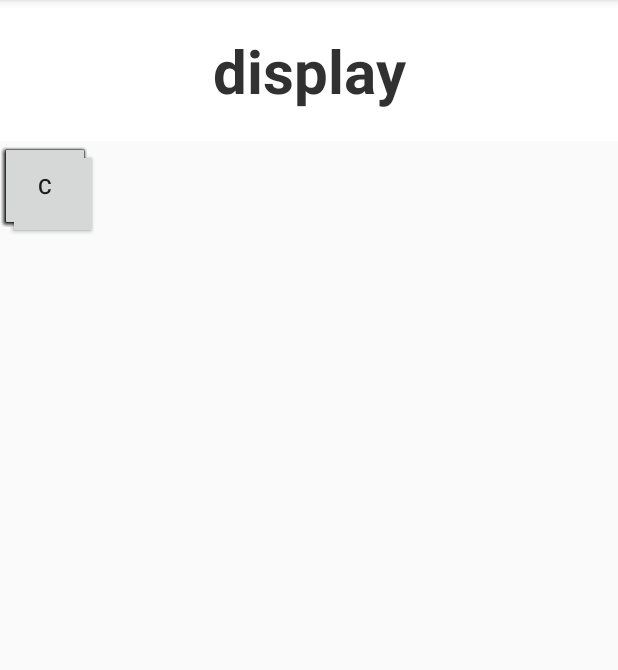
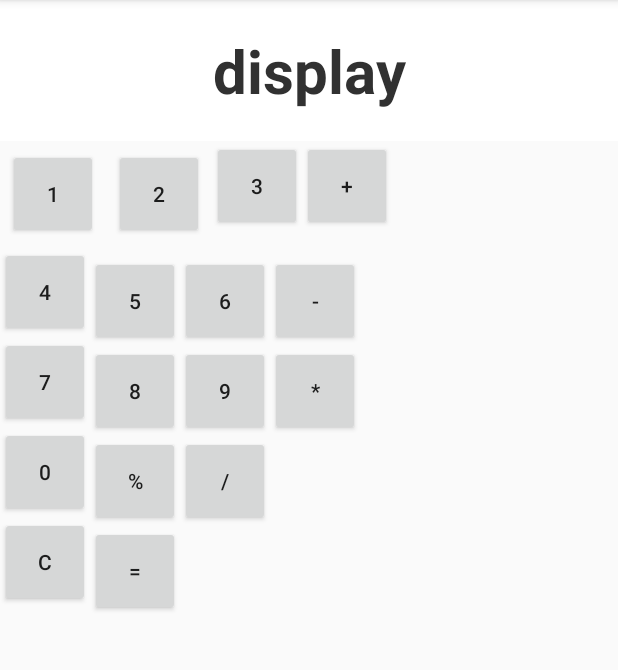
Before and after one commit to khadkarajesh/Calculator, an Android app: the screen it shows after launch (CalculatorActivity), on a phone screen of 412 x 824 dp, the part 84-754 px from its top. Run offline under Robolectric (Android 15) with nearby library versions, the phone set to English and light mode, and no system bars.

Commit message:
refactor layout

```diff
--- a/app/src/main/res/layout/fragment_button.xml
+++ b/app/src/main/res/layout/fragment_button.xml
@@ -16,95 +16,123 @@
         android:layout_width="60dp"
         android:layout_height="60dp"
         android:layout_margin="5dp"
+        android:layout_toRightOf="@id/button_1"
         android:text="@string/button_two" />
 
     <Button
         android:id="@+id/button_3"
         android:layout_width="60dp"
         android:layout_height="60dp"
+        android:layout_toRightOf="@id/button_2"
         android:text="@string/button_three" />
+
+    <Button
+        android:id="@+id/button_plus"
+        android:layout_width="60dp"
+        android:layout_height="60dp"
+        android:layout_toRightOf="@id/button_3"
+        android:text="@string/button_plus" />
 
     <Button
         android:id="@+id/button_4"
         android:layout_width="60dp"
         android:layout_height="60dp"
+        android:layout_below="@id/button_1"
         android:text="@string/button_four" />
 
     <Button
         android:id="@+id/button_5"
         android:layout_width="60dp"
         android:layout_height="60dp"
+        android:layout_alignBaseline="@id/button_4"
+        android:layout_toRightOf="@id/button_4"
         android:text="@string/button_five" />
 
     <Button
         android:id="@+id/button_6"
         android:layout_width="60dp"
         android:layout_height="60dp"
+        android:layout_alignBaseline="@id/button_4"
+        android:layout_toRightOf="@id/button_5"
         android:text="@string/button_six" />
+
+    <Button
+        android:id="@+id/button_minus"
+        android:layout_width="60dp"
+        android:layout_height="60dp"
+        android:layout_alignBaseline="@id/button_4"
+        android:layout_toRightOf="@id/button_6"
+        android:text="@string/button_minus" />
+
 
     <Button
         android:id="@+id/button_7"
         android:layout_width="60dp"
         android:layout_height="60dp"
+        android:layout_below="@id/button_4"
         android:text="@string/button_seven" />
 
     <Button
         android:id="@+id/button_8"
         android:layout_width="60dp"
         android:layout_height="60dp"
+        android:layout_alignBaseline="@id/button_7"
+        android:layout_toRightOf="@id/button_7"
         android:text="@string/button_eight" />
 
     <Button
         android:id="@+id/button_9"
         android:layout_width="60dp"
         android:layout_height="60dp"
+        android:layout_alignBaseline="@id/button_7"
+        android:layout_toRightOf="@id/button_8"
         android:text="@string/button_nine" />
+
+    <Button
+        android:id="@+id/button_multiply"
+        android:layout_width="60dp"
+        android:layout_height="60dp"
+        android:layout_alignBaseline="@id/button_7"
+        android:layout_toRightOf="@id/button_9"
+        android:text="@string/button_multiply" />
 
     <Button
         android:id="@+id/button_zero"
         android:layout_width="60dp"
         android:layout_height="60dp"
+        android:layout_below="@id/button_7"
         android:text="@string/button_zero" />
 
     <Button
-        android:id="@+id/button_plus"
+        android:id="@+id/button_modulus"
         android:layout_width="60dp"
         android:layout_height="60dp"
-        android:text="@string/button_plus" />
-
-    <Button
-        android:id="@+id/button_minus"
-        android:layout_width="60dp"
-        android:layout_height="60dp"
-        android:text="@string/button_minus" />
-
-    <Button
-        android:id="@+id/button_multiply"
-        android:layout_width="60dp"
-        android:layout_height="60dp"
-        android:text="@string/button_multiply" />
+        android:layout_alignBaseline="@id/button_zero"
+        android:layout_toRightOf="@id/button_zero"
+        android:text="@string/button_modulus" />
 
     <Button
         android:id="@+id/button_divide"
         android:layout_width="60dp"
         android:layout_height="60dp"
+        android:layout_alignBaseline="@id/button_zero"
+        android:layout_toRightOf="@id/button_modulus"
         android:text="@string/button_divide" />
 
+
     <Button
-        android:id="@+id/button_modulus"
+        android:id="@+id/button_clear"
         android:layout_width="60dp"
         android:layout_height="60dp"
-        android:text="@string/button_modulus" />
+        android:layout_below="@id/button_zero"
+        android:text="@string/button_clear" />
 
     <Button
         android:id="@+id/button_equal"
         android:layout_width="60dp"
         android:layout_height="60dp"
+        android:layout_alignBaseline="@id/button_clear"
+        android:layout_toRightOf="@id/button_clear"
         android:text="@string/button_equal" />
-    <Button
-        android:id="@+id/button_clear"
-        android:layout_width="60dp"
-        android:layout_height="60dp"
-        android:text="@string/button_clear" />
 
 </RelativeLayout>
```
